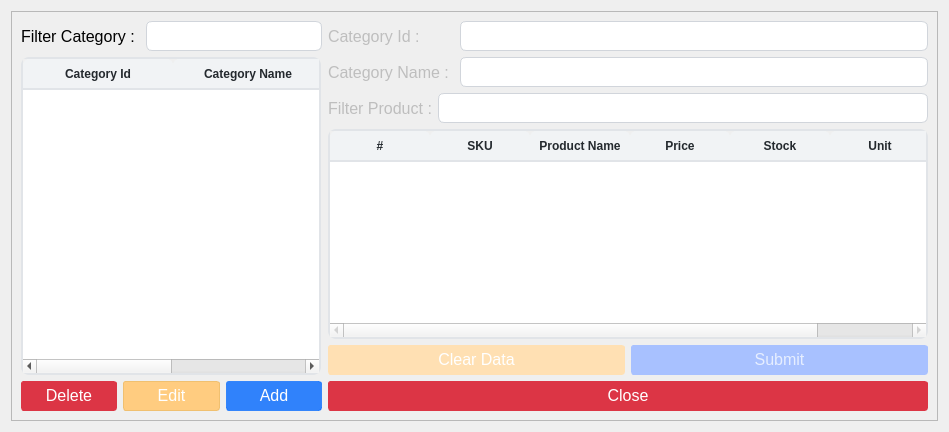
This is ui/categories.ui in michael-halim/pos as Qt 5 draws it before an edit. The edited form follows.
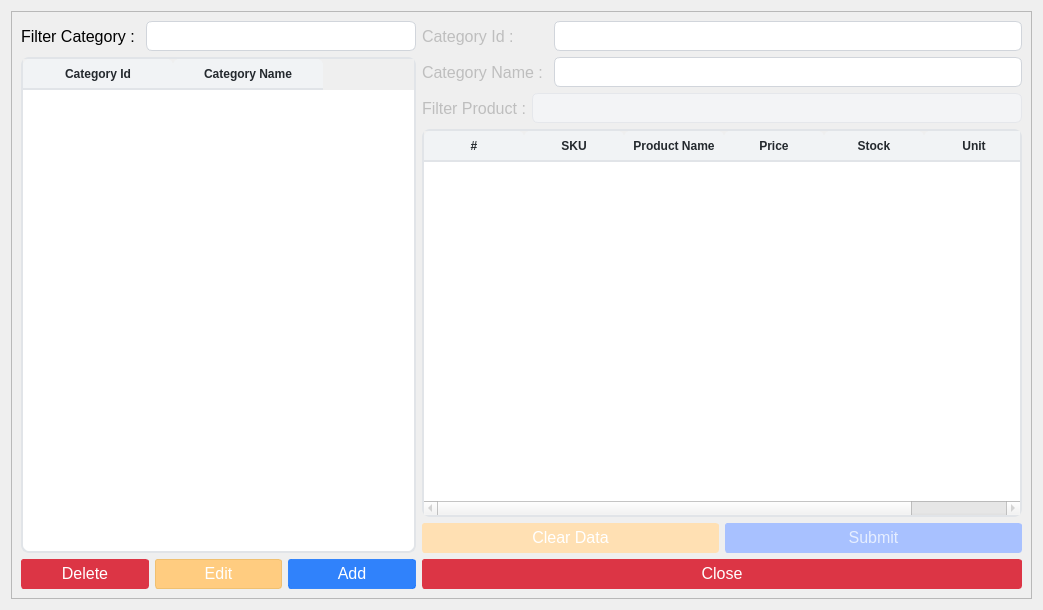
This is the edited form. Icons and pictures are not drawn.

Commit message: Patch#44: Added Translations - Added Translations Framework - Added Style to Warning Dialog - Error Handling for unsuccessful fetch list - Added UX for Clearing Input - Refactor Code

Patch:
```diff
--- a/ui/categories.ui
+++ b/ui/categories.ui
@@ -6,8 +6,8 @@
    <rect>
     <x>0</x>
     <y>0</y>
-    <width>949</width>
-    <height>432</height>
+    <width>1043</width>
+    <height>610</height>
    </rect>
   </property>
   <property name="windowTitle">
@@ -32,19 +32,300 @@
     background-color: #ffffff;       /* White background when focused */
 }
 
+QLineEdit:disabled {
+    border: 1px solid #e5e7eb;      /* Lighter border when disabled */
+    background-color: #f3f4f6;      /* Light gray background when disabled */
+    color: #9ca3af;                 /* Lighter text color when disabled */
+}
+
+/* QComboBox Styling - Improved with clearer state indicators */
+QComboBox {
+    border: 1px solid #d1d5db;      /* Light gray border */
+    border-radius: 6px;             /* Rounded corners */
+    padding: 6px 12px 6px 10px;     /* Add some padding */
+    min-height: 20px;               /* Minimum height */
+    color: #333;                    /* Text color */
+    background-color: #fff;         /* White background */
+    selection-background-color: #93c5fd; /* Light blue selection */
+    font-size: 14px;                /* Consistent font size */
+    min-width: 6em;                 /* Minimum width */
+}
+
+QComboBox:hover:!disabled {
+    border-color: #93c5fd;          /* Light blue border on hover when enabled */
+    background-color: #f0f7ff;      /* Very light blue background on hover */
+}
+
+QComboBox:focus {
+    border: 2px solid #3b82f6;      /* Thicker, darker blue border on focus */
+    background-color: #ffffff;      /* Pure white background when focused */
+}
+
+QComboBox:disabled {
+    border: 1px solid #d9dce0;      /* Very light gray border when disabled */
+    background-color: #f3f4f6;      /* Light gray background when disabled */
+    color: #9ca3af;                 /* Lighter text color when disabled */
+}
+
+QComboBox::drop-down {
+    subcontrol-origin: padding;
+    subcontrol-position: center right;
+    width: 20px;
+    border: none;                   /* Remove border for cleaner look */
+    margin-right: 5px;              /* Add some margin */
+}
+
+/* If you don't have an icon, use this instead: */
+QComboBox::down-arrow {
+    width: 0;
+    height: 0;
+    border-left: 5px solid transparent;
+    border-right: 5px solid transparent;
+    border-top: 5px solid #666;     /* Arrow color */
+    margin-right: 5px;
+}
+
+QComboBox::down-arrow:disabled {
+    border-top: 5px solid #b0b0b0;  /* Lighter arrow color when disabled */
+}
+
+QComboBox:disabled {
+    color: #9ca3af;                 /* Lighter text when disabled */
+    background-color: #f3f4f6;      /* Light gray background */
+    border-color: #e5e7eb;          /* Lighter border */
+}
+
+/* Add a visual indicator for disabled state */
+QComboBox:disabled {
+    color: #9ca3af;
+    background-color: #f3f4f6;
+    border: 1px solid #e5e7eb;
+    padding-right: 25px;            /* Make room for the lock icon */
+}
+
+/* If you don't have a lock icon, use a pattern instead */
+QComboBox:disabled {
+    background-image: repeating-linear-gradient(
+        45deg,
+        transparent,
+        transparent 5px,
+        rgba(200, 200, 200, 0.1) 5px,
+        rgba(200, 200, 200, 0.1) 10px
+    );
+}
+
+QComboBox QAbstractItemView {
+    border: 1px solid #d1d5db;
+    border-radius: 0px 0px 6px 6px;
+    background-color: white;
+    selection-background-color: #3b82f6;  /* Darker blue for better contrast */
+    selection-color: white;               /* White text on selection */
+    outline: none;
+    padding: 5px;
+}
+
+QComboBox QAbstractItemView::item {
+    min-height: 25px;               /* Taller items for better clickability */
+    padding: 5px;                   /* Padding inside items */
+}
+
+QComboBox QAbstractItemView::item:hover {
+    background-color: #e5f0ff;      /* Light blue on hover */
+    color: #333;
+}
+
+/* QTextEdit Styling - Similar to QLineEdit */
+QTextEdit {
+    border: 1px solid #d1d5db;      /* Light gray border */
+    border-radius: 6px;             /* Rounded corners */
+    outline: none;                  /* Remove default outline */
+    color: #333;                    /* Text color */
+    background-color: #fff;         /* White background */
+    padding: 6px 10px;              /* Add some padding for better text display */
+    selection-background-color: #93c5fd; /* Light blue selection */
+}
+
+QTextEdit:focus {
+    border: 1px solid #93c5fd;      /* Blue border on focus */
+    background-color: #ffffff;      /* White background when focused */
+}
+
+QTextEdit:disabled {
+    border: 1px solid #e5e7eb;      /* Lighter border when disabled */
+    background-color: #f3f4f6;      /* Light gray background when disabled */
+    color: #9ca3af;                 /* Lighter text color when disabled */
+}
+
+
+/* QDateEdit Styling */
+QDateEdit {
+    border: 1px solid #d1d5db;
+    border-radius: 6px;
+    padding: 6px 10px;
+    min-height: 20px;
+    color: #333;
+    background-color: #fff;
+    font-size: 14px;
+}
+
+QDateEdit:hover:!disabled {
+    border-color: #93c5fd;
+    background-color: #f0f7ff;
+}
+
+QDateEdit:focus {
+    border: 2px solid #3b82f6;
+    background-color: #ffffff;
+}
+
+QDateEdit:disabled {
+    color: #9ca3af;
+    background-color: #f3f4f6;
+    border: 1px dashed #c0c0c0;
+}
+
+QDateEdit::drop-down {
+    subcontrol-origin: padding;
+    subcontrol-position: center right;
+    width: 20px;
+    border: none;
+    margin-right: 5px;
+}
+
+QDateEdit::down-arrow {
+    width: 0;
+    height: 0;
+    border-left: 5px solid transparent;
+    border-right: 5px solid transparent;
+    border-top: 5px solid #666;
+    margin-right: 5px;
+}
+
+QDateEdit::down-arrow:disabled {
+    border-top: 5px solid #b0b0b0;
+}
+
+/* Calendar popup styling */
+QCalendarWidget {
+    background-color: white;
+    border: 1px solid #d1d5db;
+}
+
+QCalendarWidget QToolButton {
+    color: #333;
+    background-color: transparent;
+    border: 1px solid transparent;
+    border-radius: 4px;
+    padding: 4px;
+}
+
+QCalendarWidget QToolButton:hover {
+    background-color: #f0f7ff;
+    border: 1px solid #93c5fd;
+}
+
+QCalendarWidget QMenu {
+    background-color: white;
+    border: 1px solid #d1d5db;
+    padding: 5px;
+}
+
+QCalendarWidget QSpinBox {
+    border: 1px solid #d1d5db;
+    border-radius: 4px;
+    padding: 3px;
+    background-color: white;
+}
+
+QCalendarWidget QAbstractItemView:enabled {
+    background-color: white;
+    color: #333;
+    selection-background-color: #3b82f6;
+    selection-color: white;
+}
+
+QCalendarWidget QAbstractItemView:disabled {
+    color: #9ca3af;
+}
+
+QCalendarWidget QWidget#qt_calendar_navigationbar {
+    background-color: #f1f5f9;
+    border-bottom: 1px solid #d1d5db;
+    padding: 4px;
+}
+
 QPushButton {
     text-align: center;
     white-space: nowrap;
     vertical-align: middle;
     border: 1px solid transparent;
-    padding: 0.375rem 0.75rem;
     line-height: 1.5;
     border-radius: 3px;
     margin: 0.25rem;
 	opacity: 0.55;
 	padding-bottom: 2px;
 
-}</string>
+}
+
+/* Message Dialog Styling */
+QMessageBox {
+    background-color: #ffffff;
+    border-radius: 8px;
+    min-width: 300px;
+}
+
+QMessageBox QLabel {
+    color: #333333;
+    font-size: 14px;
+    padding: 12px;
+    min-height: 40px;
+}
+
+QMessageBox QPushButton {
+    background-color: #3b82f6;
+    color: white;
+    border-radius: 5px;
+    padding: 8px 16px;
+    font-weight: bold;
+    min-width: 80px;
+    margin: 8px 5px;
+    opacity: 1.0;
+}
+
+QMessageBox QPushButton:hover {
+    background-color: #2563eb;
+}
+
+QMessageBox QPushButton:pressed {
+    background-color: #1d4ed8;
+}
+
+QMessageBox QIcon {
+    padding: 15px;
+}
+
+QMessageBox #qt_msgbox_label {
+    min-height: 40px;
+}
+
+/* Warning icon styling */
+QMessageBox#warning-box {
+    background-color: #fff9ed;
+    border: 1px solid #fbbf24;
+}
+
+/* Error icon styling */
+QMessageBox#error-box {
+    background-color: #fef2f2;
+    border: 1px solid #ef4444;
+}
+
+/* Info icon styling */
+QMessageBox#info-box {
+    background-color: #eff6ff; 
+    border: 1px solid #3b82f6;
+}
+</string>
   </property>
   <layout class="QGridLayout" name="gridLayout_2">
    <item row="0" column="0">
@@ -109,6 +390,9 @@
                 <height>16777215</height>
                </size>
               </property>
+              <property name="clearButtonEnabled">
+               <bool>true</bool>
+              </property>
              </widget>
             </item>
            </layout>
@@ -123,7 +407,7 @@
             </property>
             <property name="maximumSize">
              <size>
-              <width>300</width>
+              <width>400</width>
               <height>16777215</height>
              </size>
             </property>
```
The commit also changes 64 other files.
